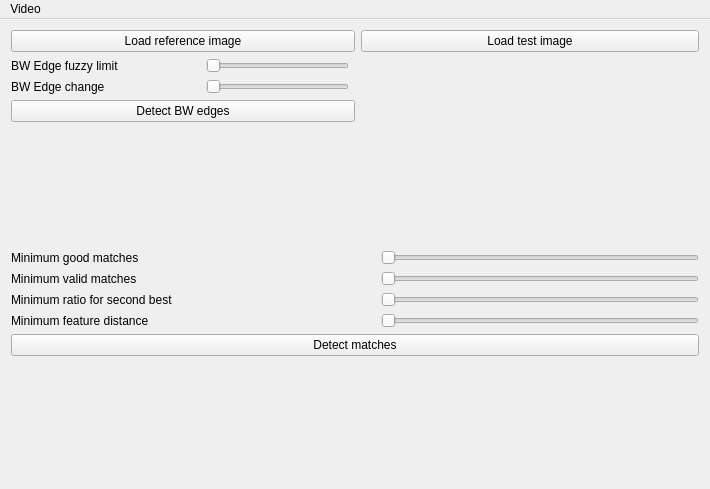
Qt form ObjDetect/mainwindow.ui (trombipeti/Onlab) before a commit.
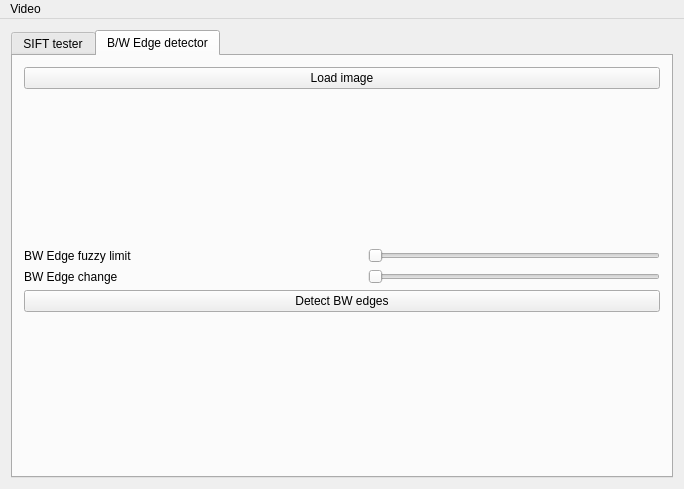
The same form after that commit. Custom widgets are drawn as their Qt base class.

```diff
--- a/ObjDetect/mainwindow.ui
+++ b/ObjDetect/mainwindow.ui
@@ -6,7 +6,7 @@
    <rect>
     <x>0</x>
     <y>0</y>
-    <width>710</width>
+    <width>684</width>
     <height>489</height>
    </rect>
   </property>
@@ -15,51 +15,18 @@
   </property>
   <widget class="QWidget" name="centralWidget">
    <layout class="QGridLayout" name="gridLayout">
-    <item row="1" column="0">
-     <layout class="QHBoxLayout" name="horizontalLayout_5">
-      <item>
-       <widget class="QLabel" name="label_5">
-        <property name="text">
-         <string>BW Edge fuzzy limit</string>
-        </property>
-       </widget>
-      </item>
-      <item>
-       <widget class="QLabel" name="bwEdgeLimitLabel">
-        <property name="sizePolicy">
-         <sizepolicy hsizetype="Minimum" vsizetype="Minimum">
-          <horstretch>0</horstretch>
-          <verstretch>0</verstretch>
-         </sizepolicy>
-        </property>
-        <property name="maximumSize">
-         <size>
-          <width>40</width>
-          <height>16777215</height>
-         </size>
-        </property>
-        <property name="text">
-         <string/>
-        </property>
-       </widget>
-      </item>
-      <item>
-       <widget class="QSlider" name="bwEdgeLimitSlider">
-        <property name="sizePolicy">
-         <sizepolicy hsizetype="Preferred" vsizetype="Preferred">
-          <horstretch>0</horstretch>
-          <verstretch>0</verstretch>
-         </sizepolicy>
-        </property>
-        <property name="orientation">
-         <enum>Qt::Horizontal</enum>
-        </property>
-       </widget>
-      </item>
-     </layout>
-    </item>
-    <item row="4" column="0">
-     <widget class="QPicLabel" name="refPicLabel">
+    <item row="0" column="0">
+     <widget class="QTabWidget" name="tabWidget">
+      <property name="currentIndex">
+       <number>1</number>
+      </property>
+      <widget class="QWidget" name="siftTab">
+       <attribute name="title">
+        <string>SIFT tester</string>
+       </attribute>
+       <layout class="QGridLayout" name="gridLayout_2">
+        <item row="3" column="2">
+         <widget class="QPicLabel" name="testPicLabel">
       <property name="sizePolicy">
        <sizepolicy hsizetype="MinimumExpanding" vsizetype="MinimumExpanding">
         <horstretch>0</horstretch>
@@ -83,17 +50,8 @@
       </property>
      </widget>
     </item>
-    <item row="8" column="0" colspan="3">
-     <layout class="QHBoxLayout" name="horizontalLayout_3">
-      <item>
-       <widget class="QLabel" name="label_3">
-        <property name="text">
-         <string>Minimum ratio for second best</string>
-        </property>
-       </widget>
-      </item>
-      <item>
-       <widget class="QLabel" name="secondRatioLabel">
+        <item row="9" column="1" colspan="2">
+         <widget class="QPushButton" name="detectBtn">
         <property name="sizePolicy">
          <sizepolicy hsizetype="Minimum" vsizetype="Minimum">
           <horstretch>0</horstretch>
@@ -111,65 +69,7 @@
         </property>
        </widget>
       </item>
-      <item>
-       <widget class="QSlider" name="secondRatioSlider">
-        <property name="sizePolicy">
-         <sizepolicy hsizetype="Preferred" vsizetype="Preferred">
-          <horstretch>0</horstretch>
-          <verstretch>0</verstretch>
-         </sizepolicy>
-        </property>
-        <property name="orientation">
-         <enum>Qt::Horizontal</enum>
-        </property>
-       </widget>
-      </item>
-     </layout>
-    </item>
-    <item row="9" column="0" colspan="3">
-     <layout class="QHBoxLayout" name="horizontalLayout_4">
-      <item>
-       <widget class="QLabel" name="label_4">
-        <property name="text">
-         <string>Minimum feature distance</string>
-        </property>
-       </widget>
-      </item>
-      <item>
-       <widget class="QLabel" name="minFeatDistLabel">
-        <property name="sizePolicy">
-         <sizepolicy hsizetype="Minimum" vsizetype="Minimum">
-          <horstretch>0</horstretch>
-          <verstretch>0</verstretch>
-         </sizepolicy>
-        </property>
-        <property name="maximumSize">
-         <size>
-          <width>40</width>
-          <height>16777215</height>
-         </size>
-        </property>
-        <property name="text">
-         <string/>
-        </property>
-       </widget>
-      </item>
-      <item>
-       <widget class="QSlider" name="minFeatDistSlider">
-        <property name="sizePolicy">
-         <sizepolicy hsizetype="Preferred" vsizetype="Preferred">
-          <horstretch>0</horstretch>
-          <verstretch>0</verstretch>
-         </sizepolicy>
-        </property>
-        <property name="orientation">
-         <enum>Qt::Horizontal</enum>
-        </property>
-       </widget>
-      </item>
-     </layout>
-    </item>
-    <item row="11" column="0" colspan="3">
+        <item row="10" column="1" colspan="2">
      <widget class="QPicLabel" name="detectLabel">
       <property name="sizePolicy">
        <sizepolicy hsizetype="MinimumExpanding" vsizetype="MinimumExpanding">
@@ -188,10 +88,49 @@
       </property>
      </widget>
     </item>
-    <item row="7" column="0" colspan="3">
-     <layout class="QHBoxLayout" name="horizontalLayout_2">
+        <item row="3" column="1">
+         <widget class="QPicLabel" name="refPicLabel">
+          <property name="sizePolicy">
+           <sizepolicy hsizetype="MinimumExpanding" vsizetype="MinimumExpanding">
+            <horstretch>0</horstretch>
+            <verstretch>0</verstretch>
+           </sizepolicy>
+          </property>
+          <property name="autoFillBackground">
+           <bool>false</bool>
+          </property>
+          <property name="text">
+           <string/>
+          </property>
+          <property name="scaledContents">
+           <bool>false</bool>
+          </property>
+          <property name="alignment">
+           <set>Qt::AlignCenter</set>
+          </property>
+          <property name="margin">
+           <number>0</number>
+          </property>
+         </widget>
+        </item>
+        <item row="1" column="1">
+         <widget class="QPushButton" name="loadRefBtn">
+          <property name="text">
+           <string>Load reference image</string>
+          </property>
+         </widget>
+        </item>
+        <item row="1" column="2">
+         <widget class="QPushButton" name="loadDetectBtn">
+          <property name="text">
+           <string>Load test image</string>
+          </property>
+         </widget>
+        </item>
+        <item row="4" column="1" colspan="2">
+         <layout class="QHBoxLayout" name="horizontalLayout_41">
       <item>
-       <widget class="QLabel" name="label_2">
+           <widget class="QLabel" name="label_41">
         <property name="text">
          <string>Minimum valid matches</string>
         </property>
@@ -231,56 +170,10 @@
       </item>
      </layout>
     </item>
-    <item row="0" column="2">
-     <widget class="QPushButton" name="loadDetectBtn">
-      <property name="text">
-       <string>Load test image</string>
-      </property>
-     </widget>
-    </item>
-    <item row="4" column="2">
-     <widget class="QPicLabel" name="testPicLabel">
-      <property name="sizePolicy">
-       <sizepolicy hsizetype="MinimumExpanding" vsizetype="MinimumExpanding">
-        <horstretch>0</horstretch>
-        <verstretch>0</verstretch>
-       </sizepolicy>
-      </property>
-      <property name="text">
-       <string/>
-      </property>
-      <property name="alignment">
-       <set>Qt::AlignCenter</set>
-      </property>
-      <property name="margin">
-       <number>0</number>
-      </property>
-     </widget>
-    </item>
-    <item row="0" column="0" colspan="2">
-     <widget class="QPushButton" name="loadRefBtn">
-      <property name="text">
-       <string>Load reference image</string>
-      </property>
-     </widget>
-    </item>
-    <item row="10" column="0" colspan="3">
-     <widget class="QPushButton" name="detectBtn">
-      <property name="sizePolicy">
-       <sizepolicy hsizetype="Minimum" vsizetype="Fixed">
-        <horstretch>0</horstretch>
-        <verstretch>0</verstretch>
-       </sizepolicy>
-      </property>
-      <property name="text">
-       <string>Detect matches</string>
-      </property>
-     </widget>
-    </item>
-    <item row="6" column="0" colspan="3">
-     <layout class="QHBoxLayout" name="horizontalLayout">
+        <item row="5" column="1" colspan="2">
+         <layout class="QHBoxLayout" name="horizontalLayout_42">
       <item>
-       <widget class="QLabel" name="label">
+           <widget class="QLabel" name="label_42">
         <property name="text">
          <string>Minimum good matches</string>
         </property>
@@ -320,17 +213,178 @@
       </item>
      </layout>
     </item>
-    <item row="3" column="0" colspan="2">
-     <widget class="QPushButton" name="detectEdgesBtn">
+        <item row="7" column="1" colspan="2">
+         <layout class="QHBoxLayout" name="horizontalLayout_40">
+          <item>
+           <widget class="QLabel" name="label_40">
       <property name="text">
-       <string>Detect BW edges</string>
+             <string>Minimum feature distance</string>
       </property>
      </widget>
     </item>
-    <item row="2" column="0">
-     <layout class="QHBoxLayout" name="horizontalLayout_6">
       <item>
-       <widget class="QLabel" name="label_6">
+           <widget class="QLabel" name="minFeatDistLabel">
+            <property name="sizePolicy">
+             <sizepolicy hsizetype="Minimum" vsizetype="Minimum">
+              <horstretch>0</horstretch>
+              <verstretch>0</verstretch>
+             </sizepolicy>
+            </property>
+            <property name="maximumSize">
+             <size>
+              <width>40</width>
+              <height>16777215</height>
+             </size>
+            </property>
+            <property name="text">
+             <string/>
+            </property>
+           </widget>
+          </item>
+          <item>
+           <widget class="QSlider" name="minFeatDistSlider">
+            <property name="sizePolicy">
+             <sizepolicy hsizetype="Preferred" vsizetype="Preferred">
+              <horstretch>0</horstretch>
+              <verstretch>0</verstretch>
+             </sizepolicy>
+            </property>
+            <property name="orientation">
+             <enum>Qt::Horizontal</enum>
+            </property>
+           </widget>
+          </item>
+         </layout>
+        </item>
+        <item row="6" column="1" colspan="2">
+         <layout class="QHBoxLayout" name="horizontalLayout_39">
+          <item>
+           <widget class="QLabel" name="label_39">
+            <property name="text">
+             <string>Minimum ratio for second best</string>
+            </property>
+           </widget>
+          </item>
+          <item>
+           <widget class="QLabel" name="secondRatioLabel">
+            <property name="sizePolicy">
+             <sizepolicy hsizetype="Minimum" vsizetype="Minimum">
+              <horstretch>0</horstretch>
+              <verstretch>0</verstretch>
+             </sizepolicy>
+            </property>
+            <property name="maximumSize">
+             <size>
+              <width>40</width>
+              <height>16777215</height>
+             </size>
+            </property>
+            <property name="text">
+             <string/>
+            </property>
+           </widget>
+          </item>
+          <item>
+           <widget class="QSlider" name="secondRatioSlider">
+            <property name="sizePolicy">
+             <sizepolicy hsizetype="Preferred" vsizetype="Preferred">
+              <horstretch>0</horstretch>
+              <verstretch>0</verstretch>
+             </sizepolicy>
+            </property>
+            <property name="orientation">
+             <enum>Qt::Horizontal</enum>
+            </property>
+           </widget>
+          </item>
+         </layout>
+        </item>
+       </layout>
+      </widget>
+      <widget class="QWidget" name="bwTab">
+       <attribute name="title">
+        <string>B/W Edge detector</string>
+       </attribute>
+       <layout class="QVBoxLayout" name="verticalLayout">
+        <item>
+         <widget class="QPushButton" name="loadBwBtn">
+          <property name="text">
+           <string>Load image</string>
+          </property>
+         </widget>
+        </item>
+        <item>
+         <widget class="QPicLabel" name="bwRefLabel">
+          <property name="sizePolicy">
+           <sizepolicy hsizetype="MinimumExpanding" vsizetype="MinimumExpanding">
+            <horstretch>0</horstretch>
+            <verstretch>0</verstretch>
+           </sizepolicy>
+          </property>
+          <property name="autoFillBackground">
+           <bool>false</bool>
+          </property>
+          <property name="text">
+           <string/>
+          </property>
+          <property name="scaledContents">
+           <bool>false</bool>
+          </property>
+          <property name="alignment">
+           <set>Qt::AlignCenter</set>
+          </property>
+          <property name="margin">
+           <number>0</number>
+          </property>
+         </widget>
+        </item>
+        <item>
+         <layout class="QHBoxLayout" name="horizontalLayout_37">
+          <item>
+           <widget class="QLabel" name="label_37">
+            <property name="text">
+             <string>BW Edge fuzzy limit</string>
+            </property>
+           </widget>
+          </item>
+          <item>
+           <widget class="QLabel" name="bwEdgeLimitLabel">
+            <property name="sizePolicy">
+             <sizepolicy hsizetype="Minimum" vsizetype="Minimum">
+              <horstretch>0</horstretch>
+              <verstretch>0</verstretch>
+             </sizepolicy>
+            </property>
+            <property name="maximumSize">
+             <size>
+              <width>40</width>
+              <height>16777215</height>
+             </size>
+            </property>
+            <property name="text">
+             <string/>
+            </property>
+           </widget>
+          </item>
+          <item>
+           <widget class="QSlider" name="bwEdgeLimitSlider">
+            <property name="sizePolicy">
+             <sizepolicy hsizetype="Preferred" vsizetype="Preferred">
+              <horstretch>0</horstretch>
+              <verstretch>0</verstretch>
+             </sizepolicy>
+            </property>
+            <property name="orientation">
+             <enum>Qt::Horizontal</enum>
+            </property>
+           </widget>
+          </item>
+         </layout>
+        </item>
+        <item>
+         <layout class="QHBoxLayout" name="horizontalLayout_38">
+          <item>
+           <widget class="QLabel" name="label_38">
         <property name="text">
          <string>BW Edge change</string>
         </property>
@@ -370,6 +424,46 @@
       </item>
      </layout>
     </item>
+        <item>
+         <widget class="QPushButton" name="detectEdgesBtn">
+          <property name="text">
+           <string>Detect BW edges</string>
+          </property>
+         </widget>
+        </item>
+        <item>
+         <widget class="QPicLabel" name="bwEdgesLabel">
+          <property name="sizePolicy">
+           <sizepolicy hsizetype="MinimumExpanding" vsizetype="MinimumExpanding">
+            <horstretch>0</horstretch>
+            <verstretch>0</verstretch>
+           </sizepolicy>
+          </property>
+          <property name="autoFillBackground">
+           <bool>false</bool>
+          </property>
+          <property name="text">
+           <string/>
+          </property>
+          <property name="scaledContents">
+           <bool>false</bool>
+          </property>
+          <property name="alignment">
+           <set>Qt::AlignCenter</set>
+          </property>
+          <property name="margin">
+           <number>0</number>
+          </property>
+         </widget>
+        </item>
+       </layout>
+       <zorder>detectEdgesBtn</zorder>
+       <zorder>bwRefLabel</zorder>
+       <zorder>loadBwBtn</zorder>
+       <zorder>bwEdgesLabel</zorder>
+      </widget>
+     </widget>
+    </item>
    </layout>
   </widget>
   <widget class="QMenuBar" name="menuBar">
@@ -377,7 +471,7 @@
     <rect>
      <x>0</x>
      <y>0</y>
-     <width>710</width>
+     <width>684</width>
      <height>25</height>
     </rect>
    </property>
```
Left out of the diff: 34 changed lines with no effect on the pictures. Lines whose indentation alone changed are shown as unchanged.
